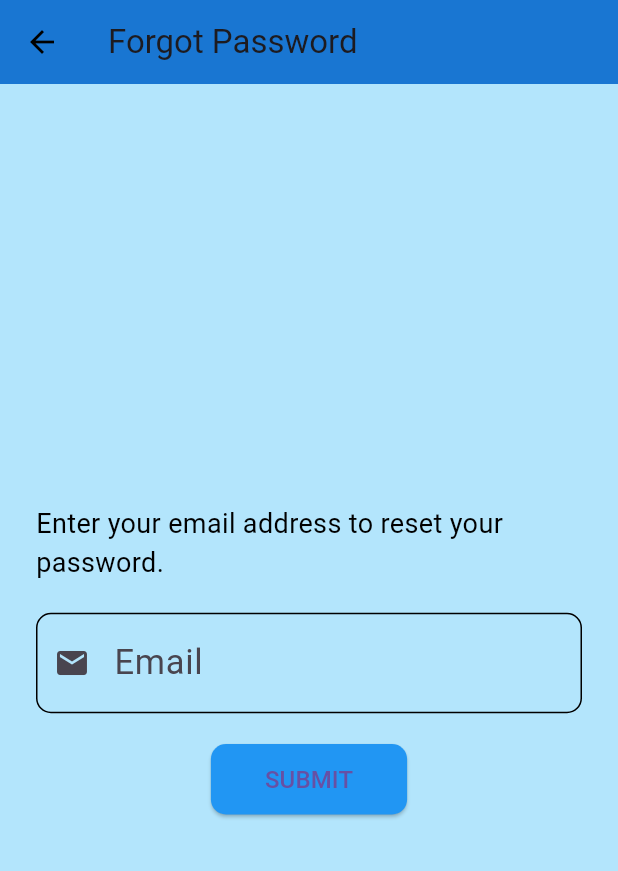
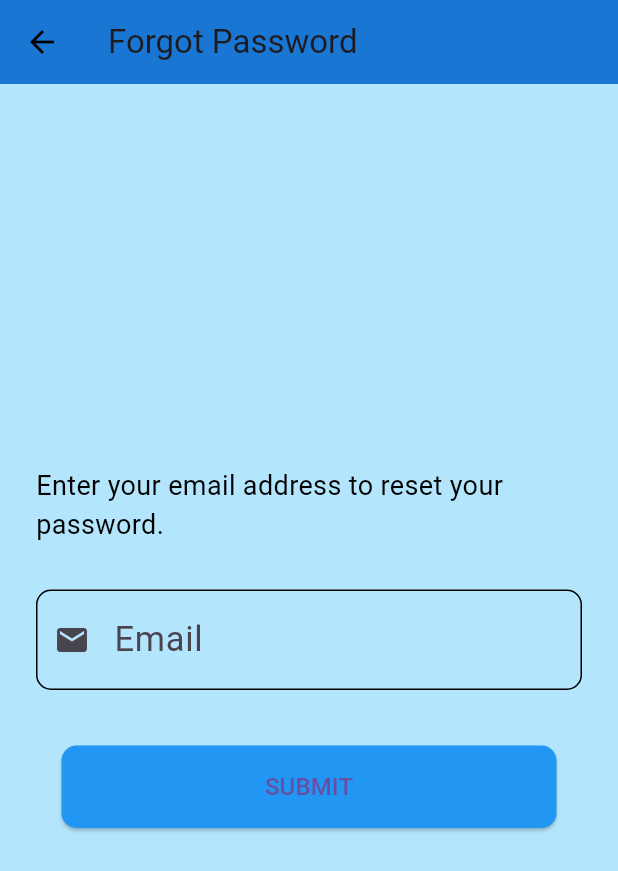
Before and after one commit to asnarizza/Frontend_QPro, a Flutter app: the ForgotPasswordScreen screen opened directly, on a phone screen of 412 x 824 dp. Shown: the top 871 px of the screen. Run offline on Flutter 3.47's test engine with Material 3 defaults, Android fonts, the light colour scheme and no system bars; our stand-ins replace equatable, flutter_bloc, hexcolor, shared_preferences; missing offline and left inert: onesignal_flutter; accounts and stored records are empty; Roboto replaces fonts that are missing (Times New Roman).

Commit message:
update forgot pass

```diff
--- a/qpro/lib/pages/authentication/forgot_pass.dart
+++ b/qpro/lib/pages/authentication/forgot_pass.dart
@@ -26,7 +26,7 @@ class _ForgotPasswordScreenState extends State<ForgotPasswordScreen> {
               'Enter your email address to reset your password.',
               style: TextStyle(fontSize: 18),
             ),
-            const SizedBox(height: 20),
+            const SizedBox(height: 30),
             TextField(
               controller: _emailController,
               decoration: InputDecoration(
@@ -43,7 +43,12 @@ class _ForgotPasswordScreenState extends State<ForgotPasswordScreen> {
               ),
             ),
             const SizedBox(height: 20),
-            ElevatedButton(
+            Padding(
+              padding: const EdgeInsets.all(17.0),
+              child: SizedBox(
+                width: 400.0, // Adjust width as needed
+                height: 55.0, // Adjust height as needed
+                child: ElevatedButton(
                   onPressed: () {
                     // Handle email submission for password reset
                   },
@@ -58,6 +63,8 @@ class _ForgotPasswordScreenState extends State<ForgotPasswordScreen> {
                     child: Text('SUBMIT', style: TextStyle(fontSize: 16)),
                   ),
                 ),
+              ),
+            ),
           ],
         ),
       ),
--- a/qpro/lib/pages/queue/status.dart
+++ b/qpro/lib/pages/queue/status.dart
@@ -1,6 +1,6 @@
 import 'package:flutter/material.dart';
 
-import 'display.dart';
+import 'ticket.dart';
 
 class QueueStatusPage extends StatelessWidget {
   final String service;
```
Also changed, not shown: qpro/lib/pages/queue/ticket.dart (renamed from qpro/lib/pages/queue/display.dart). Lines whose indentation alone changed are shown as unchanged.
